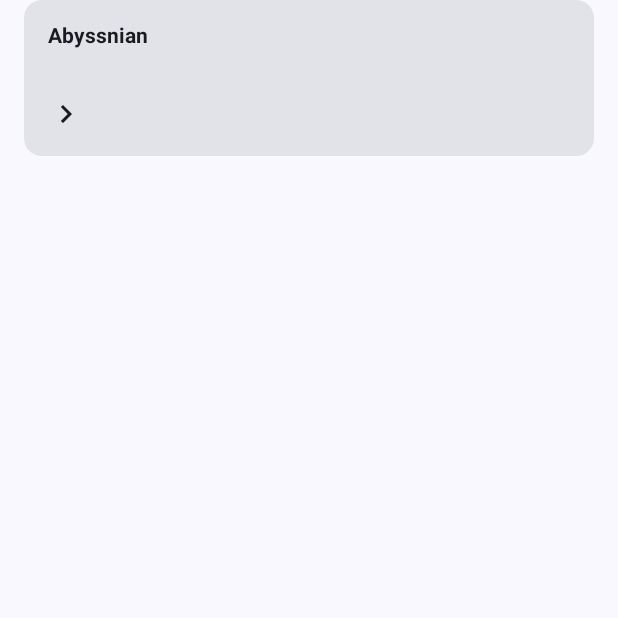
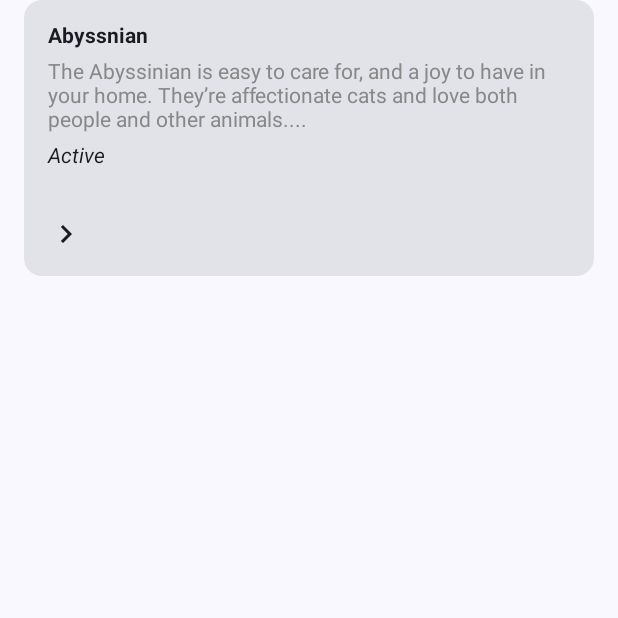
Before and after one commit to AleksandarCumic/mobileAplication, an Android app built with Jetpack Compose: the composable LoginListItem called with sample values from the repository, on a phone screen of 412 x 824 dp, the top half of it. Run offline under Robolectric (Android 15) with nearby library versions, the phone set to English and light mode, and no system bars.

Commit message:
Radi prvi deo

```diff
--- a/app/src/main/java/com/example/projekat/cats/api/model/CatsApiModel.kt
+++ b/app/src/main/java/com/example/projekat/cats/api/model/CatsApiModel.kt
@@ -12,10 +12,11 @@ data class CatsApiModel(
 //    @SerialName("alt_names")
 //    val alt_names: String,
 //    @SerialName("description")
-//    var description: String,
+    var description: String,
 //    var descriptionShort: String,
 //    @SerialName("temperament")
-//    val temperament: List<String>,
-//    val temperamentThree: List<String> = temperamentList.take(3),
+    val temperament: String,
+//    val temperamentThree: List<String>,
+//    var tmp: List<String>
 //    @SerialName("life_span") val averageAge: String,
 )
--- a/app/src/main/java/com/example/projekat/cats/domain/Cat.kt
+++ b/app/src/main/java/com/example/projekat/cats/domain/Cat.kt
@@ -4,10 +4,11 @@ data class Cat(
     val id: String,
     val name: String,
 //    val alt_names: String,
-//    var description: String,
-//    var descriptionShort: String,
-//    var temperament: List<String>,
-//    var temperamentThree: List<String> = temperamentList.take(3),
+    var description: String,
+//    var descriptionShort: String = description.substring(0, 250),
+    var temperament: String,
+//    var temperamentThree: List<String>,
+//    var tmp: List<String>,
     // dodati sliku, saznati kako
 //    var countriesOfOrigin: List<String>,
 //    val averageAge: String,
@@ -17,13 +18,11 @@ data class Cat(
 //    val link: String
 ) {
 //    init {
-//        descriptionShort = if (descriptionLong.length > 250) {
-//            descriptionLong.substring(0, 250)
-//        }else{
-//            descriptionLong
-//        }
-//        if (temperamentList.size > 3) {
-//            val shuffledTemperaments = temperamentList.toMutableList().apply { shuffle() }
+//
+//         tmp = temperament.split(",")
+//
+//        if (tmp.size > 3) {
+//            val shuffledTemperaments = tmp.toMutableList().apply { shuffle() }
 //            temperamentThree = shuffledTemperaments.subList(0, 3)
 //        }
 //    }
--- a/app/src/main/java/com/example/projekat/cats/list/CatsListScreen.kt
+++ b/app/src/main/java/com/example/projekat/cats/list/CatsListScreen.kt
@@ -45,6 +45,7 @@ import androidx.compose.ui.text.TextStyle
 import androidx.compose.ui.text.font.FontStyle
 import androidx.compose.ui.text.font.FontWeight
 import androidx.compose.ui.text.style.TextAlign
+import androidx.compose.ui.text.substring
 
 
 @ExperimentalMaterial3Api
@@ -205,16 +206,17 @@ private fun LoginListItem(
                 text = data.name,
                 style = TextStyle(fontWeight = FontWeight.Bold)
             )
-//            Spacer(modifier = Modifier.height(8.dp))
-//            Text(
-//                text = data.description,
-//                style = TextStyle(color = Color.Gray)
-//            )
-//            Spacer(modifier = Modifier.height(8.dp))
-//            Text(
-//                text = "Temperament: " + data.temperament.joinToString(", "),
-//                style = TextStyle(fontStyle = FontStyle.Italic)
-//            )
+            Spacer(modifier = Modifier.height(8.dp))
+            Text(
+                text = data.description.take(250).plus("..."),
+                style = TextStyle(color = Color.Gray)
+            )
+            Spacer(modifier = Modifier.height(8.dp))
+            val temperamentList = uzmiTri(data).joinToString(", ") // Prikaži tri nasumično odabrana temperamenta
+            Text(
+                text = temperamentList,
+                style = TextStyle(fontStyle = FontStyle.Italic)
+            )
         }
         Icon(
             modifier = Modifier.padding(16.dp),
@@ -223,6 +225,14 @@ private fun LoginListItem(
         )
     }
 }
+
+private fun uzmiTri(
+    data: Cat
+): List<String> {
+    val temperamentList = data.temperament.split(",") // Razdvojiti temperament po zarezu
+    return temperamentList.shuffled().take(3) // Nasumično izabrati tri temperamenta
+}
+
 
 //@OptIn(ExperimentalMaterial3Api::class)
 //@Preview
--- a/app/src/main/java/com/example/projekat/cats/list/CatsListViewModel.kt
+++ b/app/src/main/java/com/example/projekat/cats/list/CatsListViewModel.kt
@@ -64,9 +64,10 @@ class CatsListViewModel (
         id = this.id,
         name = this.name,
 //        alt_names = this.alt_names,
-//        description = this.description,
+        description = this.description,
 //        descriptionShort = this.descriptionShort,
-//        temperament = this.temperament,
-//        temperamentThree = this.temperamentThree
+        temperament = this.temperament,
+//        temperamentThree = this.temperamentThree,
+//        tmp = this.tmp
     )
 }
--- a/app/src/main/java/com/example/projekat/cats/repository/SampleData.kt
+++ b/app/src/main/java/com/example/projekat/cats/repository/SampleData.kt
@@ -7,10 +7,11 @@ val SampleData = listOf(
         id = "abys",
         name = "Abyssnian",
 //        alt_names = "Abys",
-//        description = "The Abyssinian is easy to care for, and a joy to have in your home. They’re affectionate cats and love both people and other animals.",
+        description = "The Abyssinian is easy to care for, and a joy to have in your home. They’re affectionate cats and love both people and other animals.",
 //        descriptionShort = "",
-//        temperament = listOf("Active", "Energetic", "Independent", "Intelligent", "Gentle"),
+        temperament = "Active",
 //        temperamentThree = emptyList(),
+//        tmp = emptyList(),
 //        averageAge = "15"
     ),
 
```
